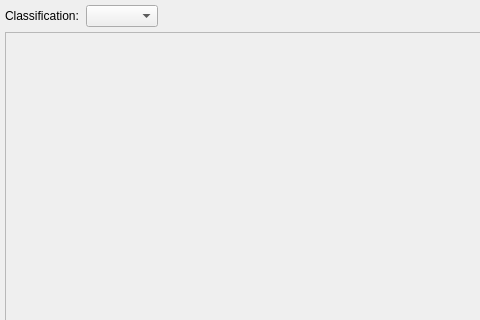
The window that src/MovieMator/ResourceDockGenerator/basedockwidget.ui (hansewu/MovieMator) describes before a commit, drawn with Qt 5; both pictures show x 0 to 480 and y 0 to 320 of the 625 by 430 pixel window.
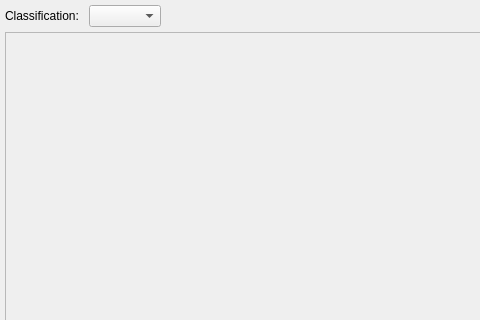
The same window after the commit.

Commit message: Unified dock title bar style. #645

The edit to the form file:
```diff
--- a/src/MovieMator/ResourceDockGenerator/basedockwidget.ui
+++ b/src/MovieMator/ResourceDockGenerator/basedockwidget.ui
@@ -47,7 +47,7 @@
       <item>
        <layout class="QHBoxLayout" name="horizontalLayout">
         <property name="spacing">
-         <number>3</number>
+         <number>10</number>
         </property>
         <item>
          <widget class="QLabel" name="classlabe">
@@ -67,7 +67,7 @@
            </size>
           </property>
           <property name="text">
-           <string>Classification: </string>
+           <string>Classification:</string>
           </property>
          </widget>
         </item>
```
The commit also changes 2 other files.
